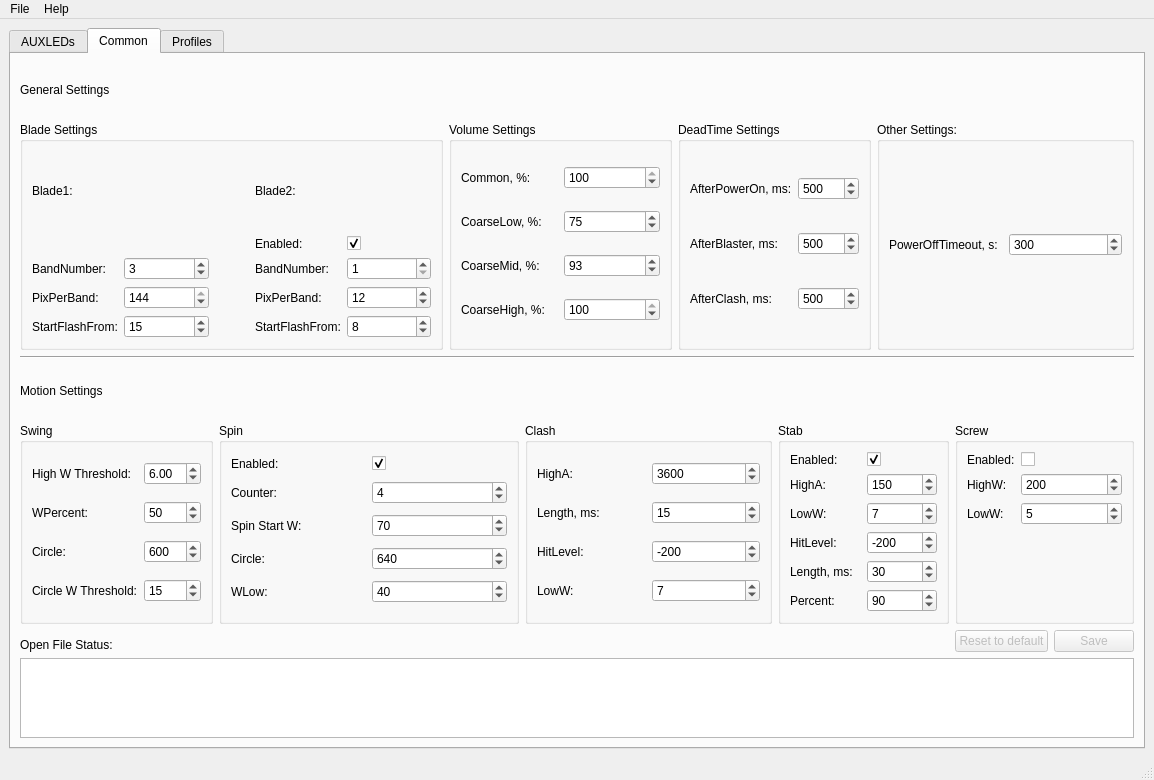
raptorbox01/profileeditor, file Design.ui: the form before one commit.
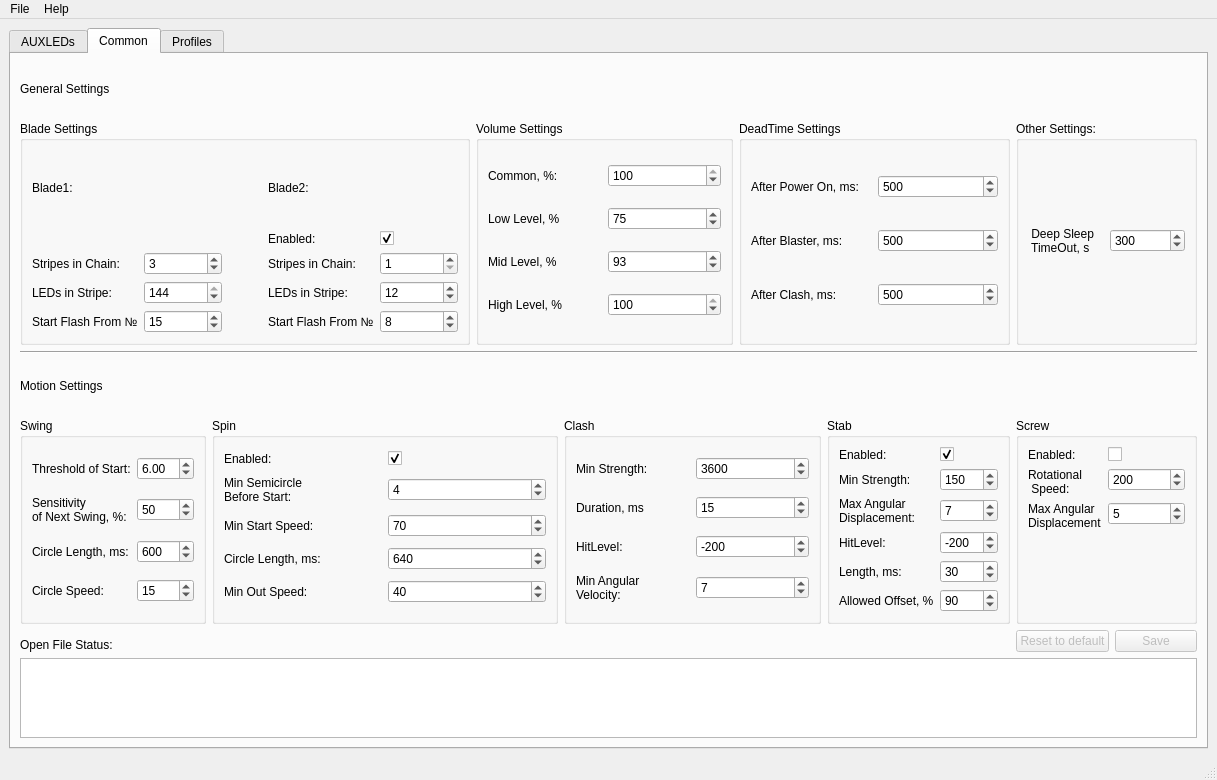
The form after the commit. The open tabs and pages were chosen to show the change.

Commit message: +a lot of little fies about min and max values +profileds opening check

```diff
--- a/Design.ui
+++ b/Design.ui
@@ -6,7 +6,7 @@
    <rect>
     <x>0</x>
     <y>0</y>
-    <width>1154</width>
+    <width>1217</width>
     <height>780</height>
    </rect>
   </property>
@@ -944,7 +944,8 @@
            <item row="1" column="0">
             <widget class="QLabel" name="LBLSpinCounter">
              <property name="text">
-              <string>Counter:</string>
+              <string>Min Semicircle 
+Before Start:</string>
              </property>
             </widget>
            </item>
@@ -977,7 +978,7 @@
            <item row="3" column="0">
             <widget class="QLabel" name="LblSpinCircle">
              <property name="text">
-              <string>Circle:</string>
+              <string>Circle Length, ms:</string>
              </property>
             </widget>
            </item>
@@ -1000,7 +1001,7 @@
               <number>2</number>
              </property>
              <property name="maximum">
-              <number>10</number>
+              <number>99</number>
              </property>
              <property name="value">
               <number>4</number>
@@ -1017,14 +1018,14 @@
            <item row="2" column="0">
             <widget class="QLabel" name="LblSpinW">
              <property name="text">
-              <string>Spin Start W:</string>
+              <string>Min Start Speed:</string>
              </property>
             </widget>
            </item>
            <item row="4" column="0">
             <widget class="QLabel" name="LblSpinWLow">
              <property name="text">
-              <string>WLow:</string>
+              <string>Min Out Speed:</string>
              </property>
             </widget>
            </item>
@@ -1050,7 +1051,8 @@
            <item row="1" column="0">
             <widget class="QLabel" name="LblSwingWPercent">
              <property name="text">
-              <string>WPercent:</string>
+              <string>Sensitivity
+of Next Swing, %:</string>
              </property>
             </widget>
            </item>
@@ -1067,7 +1069,7 @@
            <item row="2" column="0">
             <widget class="QLabel" name="LblSwingCircle">
              <property name="text">
-              <string>Circle:</string>
+              <string>Circle Length, ms:</string>
              </property>
             </widget>
            </item>
@@ -1097,14 +1099,14 @@
            <item row="0" column="0">
             <widget class="QLabel" name="LblSwingHighW">
              <property name="text">
-              <string>High W Threshold:</string>
+              <string>Threshold of Start:</string>
              </property>
             </widget>
            </item>
            <item row="3" column="0">
             <widget class="QLabel" name="LblCircleW">
              <property name="text">
-              <string>Circle W Threshold:</string>
+              <string>Circle Speed:</string>
              </property>
             </widget>
            </item>
@@ -1137,14 +1139,15 @@
            <item row="1" column="0">
             <widget class="QLabel" name="LblStabHighA">
              <property name="text">
-              <string>HighA:</string>
+              <string>Min Strength:</string>
              </property>
             </widget>
            </item>
            <item row="2" column="0">
             <widget class="QLabel" name="LblStabLowW">
              <property name="text">
-              <string>LowW:</string>
+              <string>Max Angular
+Displacement:</string>
              </property>
             </widget>
            </item>
@@ -1211,12 +1214,15 @@
            <item row="5" column="0">
             <widget class="QLabel" name="LblStabPercent">
              <property name="text">
-              <string>Percent:</string>
+              <string>Allowed Offset, %</string>
              </property>
             </widget>
            </item>
            <item row="4" column="1">
             <widget class="QSpinBox" name="SpinStabLength">
+             <property name="maximum">
+              <number>9999</number>
+             </property>
              <property name="value">
               <number>30</number>
              </property>
@@ -1251,7 +1257,7 @@
            <item row="2" column="0">
             <widget class="QLabel" name="LblBandNumber">
              <property name="text">
-              <string>BandNumber:</string>
+              <string>Stripes in Chain:</string>
              </property>
             </widget>
            </item>
@@ -1278,7 +1284,7 @@
            <item row="2" column="3">
             <widget class="QLabel" name="LblBandNumber_2">
              <property name="text">
-              <string>BandNumber:</string>
+              <string>Stripes in Chain:</string>
              </property>
             </widget>
            </item>
@@ -1308,14 +1314,14 @@
            <item row="3" column="3">
             <widget class="QLabel" name="LblPixPerBand_2">
              <property name="text">
-              <string>PixPerBand:</string>
+              <string>LEDs in Stripe:</string>
              </property>
             </widget>
            </item>
            <item row="3" column="0">
             <widget class="QLabel" name="LblPixPerBand">
              <property name="text">
-              <string>PixPerBand:</string>
+              <string>LEDs in Stripe:</string>
              </property>
             </widget>
            </item>
@@ -1365,7 +1371,7 @@
            <item row="4" column="0">
             <widget class="QLabel" name="LblStartFlash">
              <property name="text">
-              <string>StartFlashFrom:</string>
+              <string>Start Flash From №</string>
              </property>
             </widget>
            </item>
@@ -1385,7 +1391,7 @@
            <item row="4" column="3">
             <widget class="QLabel" name="LblStartFlash_2">
              <property name="text">
-              <string>StartFlashFrom:</string>
+              <string>Start Flash From №</string>
              </property>
             </widget>
            </item>
@@ -1428,7 +1434,8 @@
            <item row="1" column="0">
             <widget class="QLabel" name="LbScrewHighW">
              <property name="text">
-              <string>HighW:</string>
+              <string>Rotational
+ Speed:</string>
              </property>
             </widget>
            </item>
@@ -1445,7 +1452,8 @@
            <item row="2" column="0">
             <widget class="QLabel" name="LblScrewLowW">
              <property name="text">
-              <string>LowW:</string>
+              <string>Max Angular 
+Displacement</string>
              </property>
             </widget>
            </item>
@@ -1459,75 +1467,6 @@
           </layout>
          </widget>
         </item>
-        <item row="11" column="9" rowspan="4" colspan="2">
-         <widget class="QGroupBox" name="GBCommonDeadTime">
-          <property name="title">
-           <string>DeadTime Settings</string>
-          </property>
-          <layout class="QGridLayout" name="gridLayout_15">
-           <item row="1" column="1">
-            <widget class="QSpinBox" name="SpinAfterBlaster">
-             <property name="maximum">
-              <number>99999</number>
-             </property>
-             <property name="singleStep">
-              <number>50</number>
-             </property>
-             <property name="value">
-              <number>500</number>
-             </property>
-            </widget>
-           </item>
-           <item row="0" column="1">
-            <widget class="QSpinBox" name="SpinAfterPowerOn">
-             <property name="maximum">
-              <number>99999</number>
-             </property>
-             <property name="singleStep">
-              <number>50</number>
-             </property>
-             <property name="value">
-              <number>500</number>
-             </property>
-            </widget>
-           </item>
-           <item row="0" column="0">
-            <widget class="QLabel" name="LblAfterPowerOn">
-             <property name="text">
-              <string>AfterPowerOn, ms:</string>
-             </property>
-            </widget>
-           </item>
-           <item row="1" column="0">
-            <widget class="QLabel" name="LblAfterBlaster">
-             <property name="text">
-              <string>AfterBlaster, ms:</string>
-             </property>
-            </widget>
-           </item>
-           <item row="2" column="0">
-            <widget class="QLabel" name="LblAfterClash">
-             <property name="text">
-              <string>AfterClash, ms:</string>
-             </property>
-            </widget>
-           </item>
-           <item row="2" column="1">
-            <widget class="QSpinBox" name="SpinAfterClash">
-             <property name="maximum">
-              <number>99999</number>
-             </property>
-             <property name="singleStep">
-              <number>50</number>
-             </property>
-             <property name="value">
-              <number>500</number>
-             </property>
-            </widget>
-           </item>
-          </layout>
-         </widget>
-        </item>
         <item row="11" column="6" rowspan="4" colspan="3">
          <widget class="QGroupBox" name="GBCommonVolume">
           <property name="title">
@@ -1567,7 +1506,7 @@
            <item row="1" column="0">
             <widget class="QLabel" name="LblCoarceLow">
              <property name="text">
-              <string>CoarseLow, %:</string>
+              <string>Low Level, %</string>
              </property>
             </widget>
            </item>
@@ -1581,14 +1520,14 @@
            <item row="2" column="0">
             <widget class="QLabel" name="LblCOarseMid">
              <property name="text">
-              <string>CoarseMid, %:</string>
+              <string>Mid Level, %</string>
              </property>
             </widget>
            </item>
            <item row="3" column="0">
             <widget class="QLabel" name="LblCoarseHigh">
              <property name="text">
-              <string>CoarseHigh, %:</string>
+              <string>High Level, %</string>
              </property>
             </widget>
            </item>
@@ -1605,35 +1544,6 @@
           </layout>
          </widget>
         </item>
-        <item row="11" column="11" rowspan="4" colspan="3">
-         <widget class="QGroupBox" name="GBCommonSettings">
-          <property name="title">
-           <string>Other Settings:</string>
-          </property>
-          <layout class="QGridLayout" name="gridLayout_16">
-           <item row="0" column="0">
-            <widget class="QLabel" name="LblPowerOffTimeout">
-             <property name="text">
-              <string>PowerOffTimeout, s:</string>
-             </property>
-            </widget>
-           </item>
-           <item row="0" column="1">
-            <widget class="QSpinBox" name="SpinPowerOffTimeout">
-             <property name="maximum">
-              <number>99999</number>
-             </property>
-             <property name="singleStep">
-              <number>10</number>
-             </property>
-             <property name="value">
-              <number>300</number>
-             </property>
-            </widget>
-           </item>
-          </layout>
-         </widget>
-        </item>
         <item row="27" column="7" colspan="3">
          <widget class="QGroupBox" name="GBClash">
           <property name="title">
@@ -1650,7 +1560,7 @@
            <item row="1" column="0">
             <widget class="QLabel" name="LblClashLength">
              <property name="text">
-              <string>Length, ms:</string>
+              <string>Duration, ms</string>
              </property>
             </widget>
            </item>
@@ -1699,14 +1609,15 @@
            <item row="0" column="0">
             <widget class="QLabel" name="LblClashHighA">
              <property name="text">
-              <string>HighA:</string>
+              <string>Min Strength:</string>
              </property>
             </widget>
            </item>
            <item row="3" column="0">
             <widget class="QLabel" name="LblClashLowW">
              <property name="text">
-              <string>LowW:</string>
+              <string>Min Angular 
+Velocity:</string>
              </property>
             </widget>
            </item>
@@ -1772,6 +1683,105 @@
           </property>
          </widget>
         </item>
+        <item row="11" column="12" rowspan="4" colspan="2">
+         <widget class="QGroupBox" name="GBCommonSettings">
+          <property name="title">
+           <string>Other Settings:</string>
+          </property>
+          <layout class="QGridLayout" name="gridLayout_16">
+           <item row="0" column="0">
+            <widget class="QLabel" name="LblPowerOffTimeout">
+             <property name="text">
+              <string> Deep Sleep
+ TimeOut, s</string>
+             </property>
+            </widget>
+           </item>
+           <item row="0" column="1">
+            <widget class="QSpinBox" name="SpinPowerOffTimeout">
+             <property name="maximum">
+              <number>99999</number>
+             </property>
+             <property name="singleStep">
+              <number>10</number>
+             </property>
+             <property name="value">
+              <number>300</number>
+             </property>
+            </widget>
+           </item>
+          </layout>
+         </widget>
+        </item>
+        <item row="11" column="9" rowspan="4" colspan="3">
+         <widget class="QGroupBox" name="GBCommonDeadTime">
+          <property name="title">
+           <string>DeadTime Settings</string>
+          </property>
+          <layout class="QGridLayout" name="gridLayout_15">
+           <item row="1" column="1">
+            <widget class="QSpinBox" name="SpinAfterBlaster">
+             <property name="maximum">
+              <number>99999</number>
+             </property>
+             <property name="singleStep">
+              <number>50</number>
+             </property>
+             <property name="value">
+              <number>500</number>
+             </property>
+            </widget>
+           </item>
+           <item row="0" column="1">
+            <widget class="QSpinBox" name="SpinAfterPowerOn">
+             <property name="maximum">
+              <number>99999</number>
+             </property>
+             <property name="singleStep">
+              <number>50</number>
+             </property>
+             <property name="value">
+              <number>500</number>
+             </property>
+            </widget>
+           </item>
+           <item row="0" column="0">
+            <widget class="QLabel" name="LblAfterPowerOn">
+             <property name="text">
+              <string>After Power On, ms:</string>
+             </property>
+            </widget>
+           </item>
+           <item row="1" column="0">
+            <widget class="QLabel" name="LblAfterBlaster">
+             <property name="text">
+              <string>After Blaster, ms:</string>
+             </property>
+            </widget>
+           </item>
+           <item row="2" column="0">
+            <widget class="QLabel" name="LblAfterClash">
+             <property name="text">
+              <string>After Clash, ms:</string>
+             </property>
+            </widget>
+           </item>
+           <item row="2" column="1">
+            <widget class="QSpinBox" name="SpinAfterClash">
+             <property name="maximum">
+              <number>99999</number>
+             </property>
+             <property name="singleStep">
+              <number>50</number>
+             </property>
+             <property name="value">
+              <number>500</number>
+             </property>
+            </widget>
+           </item>
+          </layout>
+         </widget>
+        </item>
        </layout>
       </widget>
       <widget class="QWidget" name="TabProfile">
@@ -3370,7 +3380,7 @@
     <rect>
      <x>0</x>
      <y>0</y>
-     <width>1154</width>
+     <width>1217</width>
      <height>26</height>
     </rect>
    </property>
```
Left out of the diff: 37 changed lines with no effect on the pictures. The commit also changes 8 other files.
